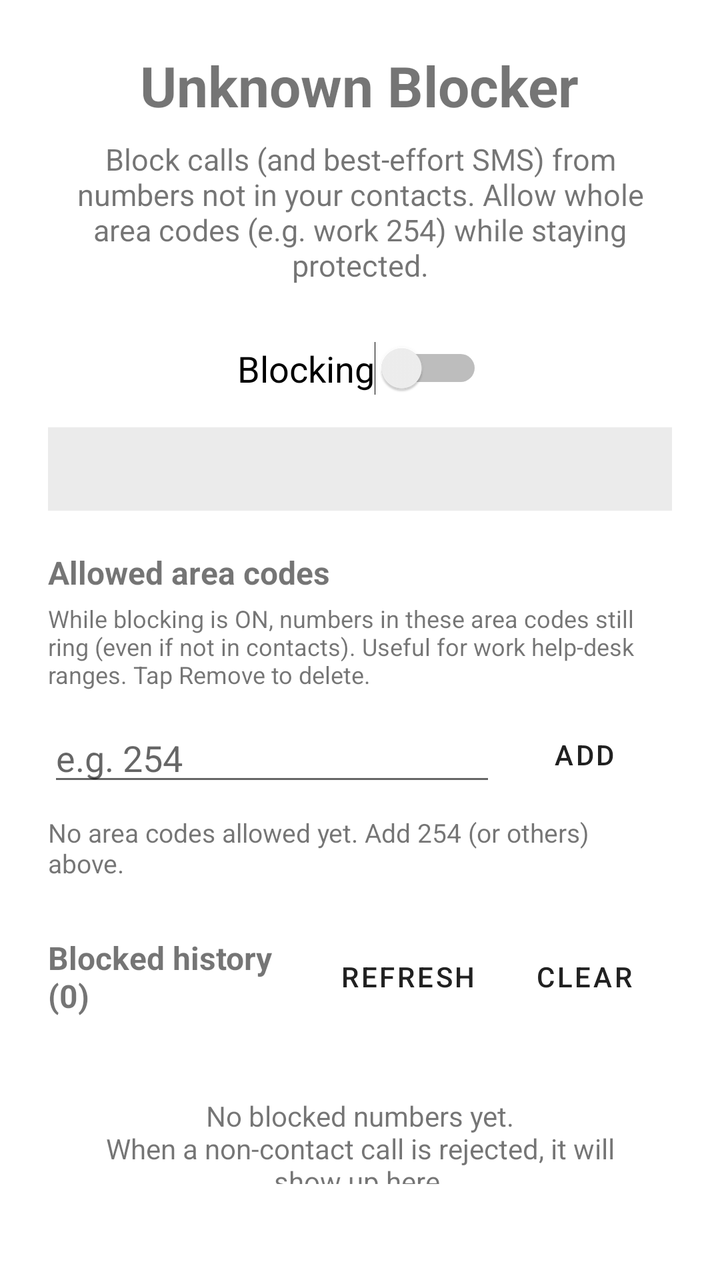
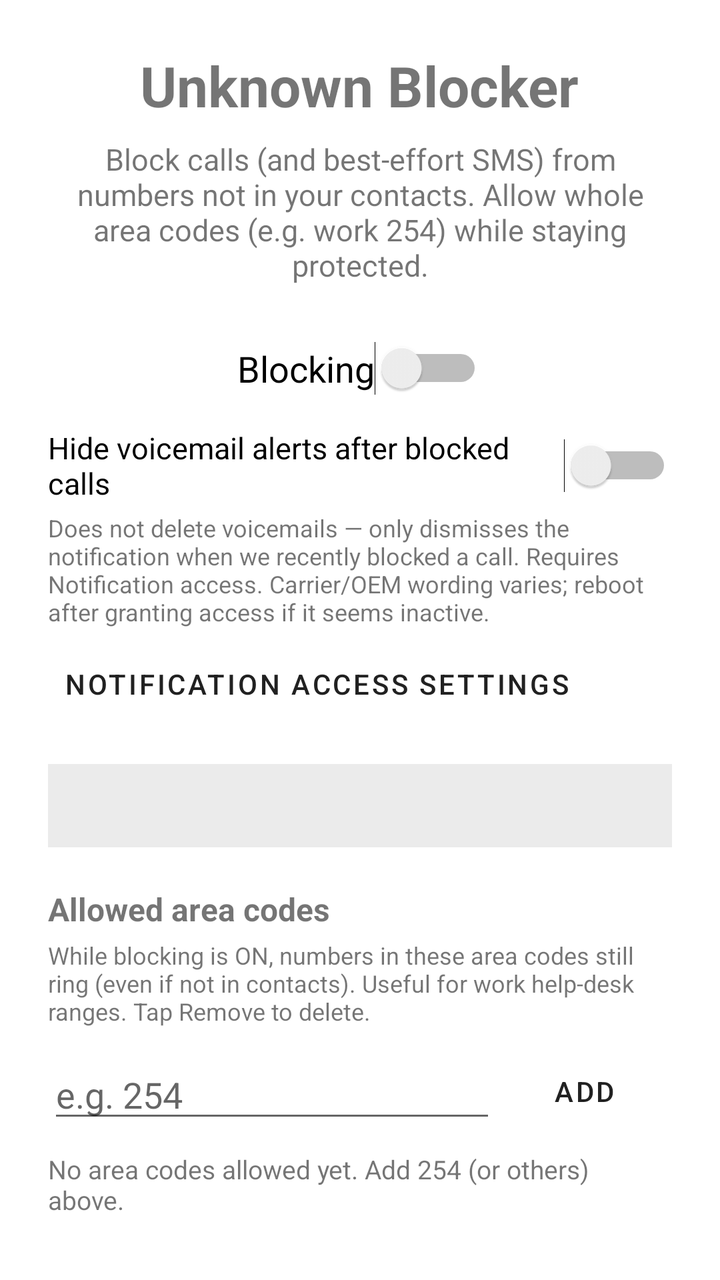

Screens rendered from an Android XML layout before and after an edit, with the pre-edit source and the edit as a unified diff.
<!-- AndroidManifest.xml: application theme Theme.MaterialComponents.DayNight.DarkActionBar -->
<!-- res/layout/activity_main.xml -->
<?xml version="1.0" encoding="utf-8"?>
<LinearLayout xmlns:android="http://schemas.android.com/apk/res/android"
    android:layout_width="match_parent"
    android:layout_height="match_parent"
    android:orientation="vertical"
    android:padding="24dp">

    <TextView
        android:layout_width="wrap_content"
        android:layout_height="wrap_content"
        android:layout_gravity="center_horizontal"
        android:text="@string/app_title"
        android:textSize="28sp"
        android:textStyle="bold" />

    <TextView
        android:layout_width="match_parent"
        android:layout_height="wrap_content"
        android:layout_marginTop="8dp"
        android:gravity="center"
        android:text="@string/app_subtitle"
        android:textSize="15sp" />

    <Switch
        android:id="@+id/toggleSwitch"
        android:layout_width="wrap_content"
        android:layout_height="wrap_content"
        android:layout_gravity="center_horizontal"
        android:layout_marginTop="28dp"
        android:text="@string/toggle_label"
        android:textSize="18sp" />

    <TextView
        android:id="@+id/statusText"
        android:layout_width="match_parent"
        android:layout_height="wrap_content"
        android:layout_marginTop="16dp"
        android:background="#14000000"
        android:lineSpacingExtra="4dp"
        android:padding="12dp"
        android:textSize="13sp" />

    
    <TextView
        android:layout_width="match_parent"
        android:layout_height="wrap_content"
        android:layout_marginTop="20dp"
        android:text="@string/area_codes_header"
        android:textSize="16sp"
        android:textStyle="bold" />

    <TextView
        android:layout_width="match_parent"
        android:layout_height="wrap_content"
        android:layout_marginTop="4dp"
        android:text="@string/area_codes_help"
        android:textSize="12sp" />

    <LinearLayout
        android:layout_width="match_parent"
        android:layout_height="wrap_content"
        android:layout_marginTop="8dp"
        android:gravity="center_vertical"
        android:orientation="horizontal">

        <EditText
            android:id="@+id/areaCodeInput"
            android:layout_width="0dp"
            android:layout_height="wrap_content"
            android:layout_weight="1"
            android:hint="@string/area_code_hint"
            android:importantForAutofill="no"
            android:inputType="number"
            android:maxLength="3"
            android:maxLines="1" />

        <Button
            android:id="@+id/addAreaCodeButton"
            style="?android:attr/buttonBarButtonStyle"
            android:layout_width="wrap_content"
            android:layout_height="wrap_content"
            android:text="@string/add" />
    </LinearLayout>

    <TextView
        android:id="@+id/areaCodesEmpty"
        android:layout_width="match_parent"
        android:layout_height="wrap_content"
        android:layout_marginTop="6dp"
        android:text="@string/area_codes_empty"
        android:textSize="13sp" />

    <LinearLayout
        android:id="@+id/areaCodesContainer"
        android:layout_width="match_parent"
        android:layout_height="wrap_content"
        android:layout_marginTop="4dp"
        android:orientation="vertical" />

    <LinearLayout
        android:layout_width="match_parent"
        android:layout_height="wrap_content"
        android:layout_marginTop="20dp"
        android:gravity="center_vertical"
        android:orientation="horizontal">

        <TextView
            android:id="@+id/logHeader"
            android:layout_width="0dp"
            android:layout_height="wrap_content"
            android:layout_weight="1"
            android:text="@string/blocked_history_header_default"
            android:textSize="16sp"
            android:textStyle="bold" />

        <Button
            android:id="@+id/refreshButton"
            style="?android:attr/buttonBarButtonStyle"
            android:layout_width="wrap_content"
            android:layout_height="wrap_content"
            android:text="@string/refresh" />

        <Button
            android:id="@+id/clearLogButton"
            style="?android:attr/buttonBarButtonStyle"
            android:layout_width="wrap_content"
            android:layout_height="wrap_content"
            android:text="@string/clear" />
    </LinearLayout>

    <TextView
        android:id="@+id/emptyLogText"
        android:layout_width="match_parent"
        android:layout_height="wrap_content"
        android:layout_marginTop="12dp"
        android:gravity="center"
        android:padding="24dp"
        android:text="@string/empty_log"
        android:textSize="14sp" />

    <ListView
        android:id="@+id/blockedList"
        android:layout_width="match_parent"
        android:layout_height="0dp"
        android:layout_marginTop="8dp"
        android:layout_weight="1"
        android:dividerHeight="1dp"
        android:visibility="gone" />

</LinearLayout>
<!-- resources referenced by this layout -->
<resources>
  <string name="add">Add</string>
  <string name="app_subtitle">Block calls (and best-effort SMS) from numbers not in your contacts. Allow whole area codes (e.g. work 254) while staying protected.</string>
  <string name="app_title">Unknown Blocker</string>
  <string name="area_code_hint">e.g. 254</string>
  <string name="area_codes_empty">No area codes allowed yet. Add 254 (or others) above.</string>
  <string name="area_codes_header">Allowed area codes</string>
  <string name="area_codes_help">While blocking is ON, numbers in these area codes still ring (even if not in contacts). Useful for work help-desk ranges. Tap Remove to delete.</string>
  <string name="blocked_history_header_default">Blocked history (0)</string>
  <string name="clear">Clear</string>
  <string name="empty_log">No blocked numbers yet.\nWhen a non-contact call is rejected, it will show up here.</string>
  <string name="refresh">Refresh</string>
  <string name="toggle_label">Blocking</string>
</resources>

<!-- the commit's change to res/layout/activity_main.xml (unified diff, before → after) -->
@@ -29,6 +29,29 @@
         android:layout_marginTop="28dp"
         android:text="@string/toggle_label"
         android:textSize="18sp" />
+
+    <Switch
+        android:id="@+id/suppressVmSwitch"
+        android:layout_width="match_parent"
+        android:layout_height="wrap_content"
+        android:layout_marginTop="16dp"
+        android:text="@string/suppress_vm_label"
+        android:textSize="15sp" />
+
+    <TextView
+        android:layout_width="match_parent"
+        android:layout_height="wrap_content"
+        android:layout_marginTop="4dp"
+        android:text="@string/suppress_vm_help"
+        android:textSize="12sp" />
+
+    <Button
+        android:id="@+id/notificationAccessButton"
+        style="?android:attr/buttonBarButtonStyle"
+        android:layout_width="wrap_content"
+        android:layout_height="wrap_content"
+        android:layout_marginTop="4dp"
+        android:text="@string/open_notification_access" />
 
     <TextView
         android:id="@+id/statusText"
<!-- resource entries referenced after the edit -->
@@ -10,7 +10,10 @@
   <string name="blocked_history_header_default">Blocked history (0)</string>
   <string name="clear">Clear</string>
   <string name="empty_log">No blocked numbers yet.\nWhen a non-contact call is rejected, it will show up here.</string>
+  <string name="open_notification_access">Notification access settings</string>
   <string name="refresh">Refresh</string>
+  <string name="suppress_vm_help">Does not delete voicemails — only dismisses the notification when we recently blocked a call. Requires Notification access. Carrier/OEM wording varies; reboot after granting access if it seems inactive.</string>
+  <string name="suppress_vm_label">Hide voicemail alerts after blocked calls</string>
   <string name="toggle_label">Blocking</string>
 </resources>
 
